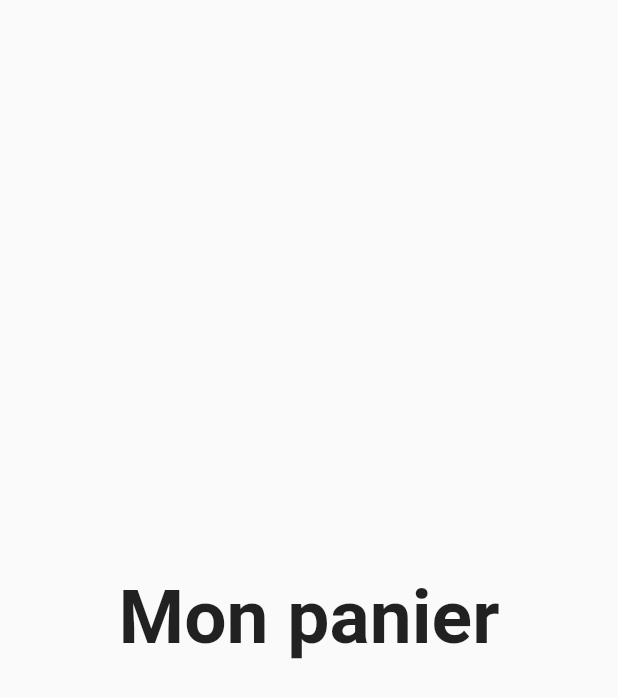
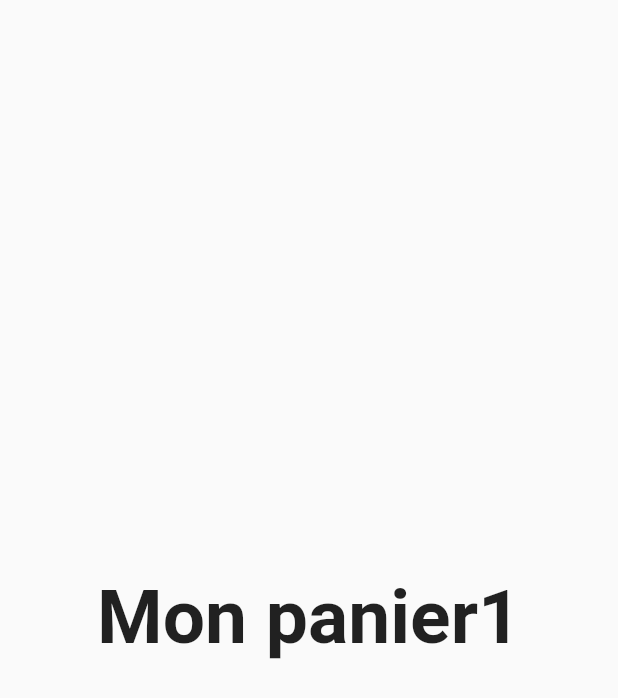
Before and after one commit to Adamakeleguem/vexshop, a Flutter app: the CartScreen screen opened by its route, on a phone screen of 412 x 824 dp. Shown: the top 698 px of the screen. Run offline on Flutter 3.47's test engine with Material 2 defaults, Android fonts, the phone set to English and light mode, and no system bars; our stand-ins replace cloud_firestore, dots_indicator, firebase_core, get_storage; accounts and stored records are empty.

Commit message:
essai dordi diff

```diff
--- a/vexshop/lib/screens/cart_screen.dart
+++ b/vexshop/lib/screens/cart_screen.dart
@@ -9,7 +9,7 @@ class CartScreen extends StatelessWidget {
     return const Scaffold(
       body: Center(
         child: Text(
-          "Mon panier",
+          "Mon panier1",
           style: TextStyle(fontSize: 50, fontWeight: FontWeight.bold),
         ),
       ),
```
